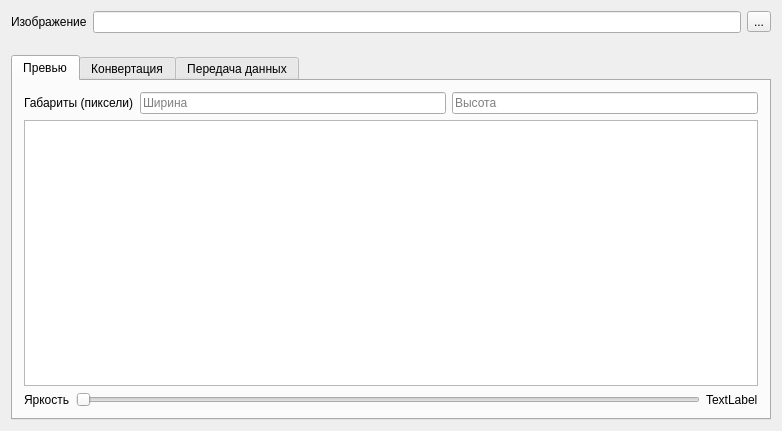
Old version of the form Client/mainwindow.ui in the repository abriko93/LED-T.
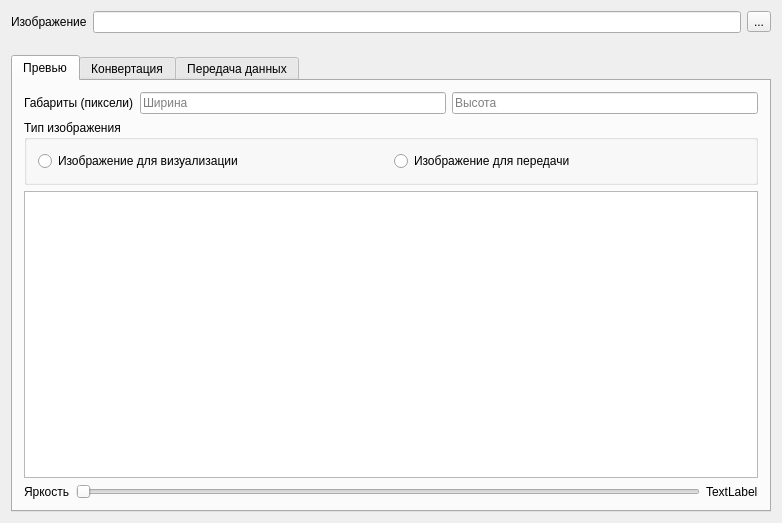
New version of the form. The open tabs and pages were chosen to show the change.

Diff of the .ui file:
```diff
--- a/Client/mainwindow.ui
+++ b/Client/mainwindow.ui
@@ -7,7 +7,7 @@
     <x>0</x>
     <y>0</y>
     <width>782</width>
-    <height>431</height>
+    <height>523</height>
    </rect>
   </property>
   <property name="windowTitle">
@@ -93,6 +93,29 @@
           </item>
          </layout>
         </item>
+        <item>
+         <widget class="QGroupBox" name="imgTypeGroupBox">
+          <property name="title">
+           <string>Тип изображения</string>
+          </property>
+          <layout class="QHBoxLayout" name="horizontalLayout_6">
+           <item>
+            <widget class="QRadioButton" name="imgToDisplayRadioBtn">
+             <property name="text">
+              <string>Изображение для визуализации</string>
+             </property>
+            </widget>
+           </item>
+           <item>
+            <widget class="QRadioButton" name="imgToSendRadioBtn">
+             <property name="text">
+              <string>Изображение для передачи</string>
+             </property>
+            </widget>
+           </item>
+          </layout>
+         </widget>
+        </item>
         <item>
          <widget class="QGraphicsView" name="graphicsView"/>
         </item>
```
Left out of the diff: 2 changed lines with no effect on the pictures.
